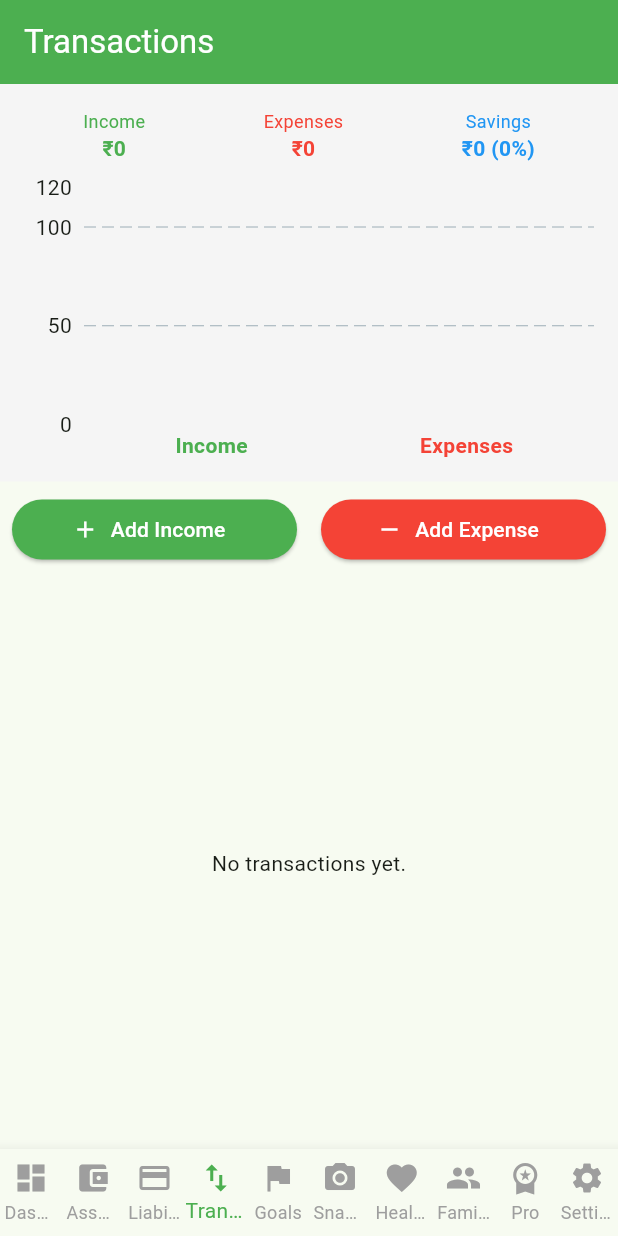
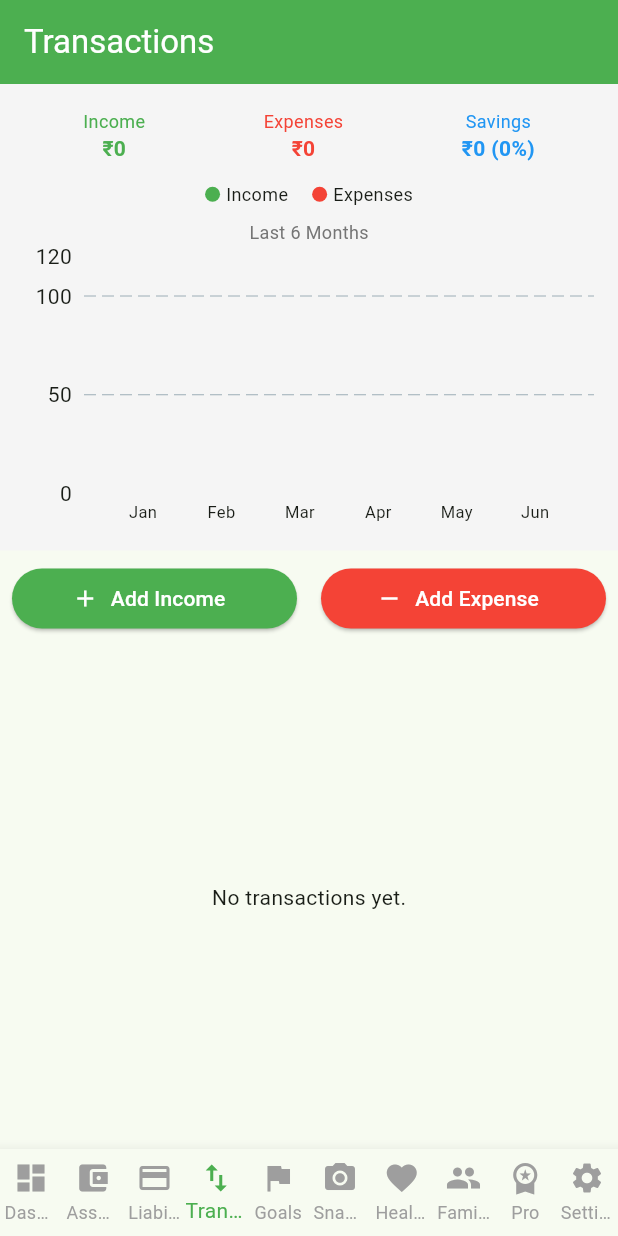
Before and after one commit to logeethraj/finmap, a Flutter app: the screen it shows once a user with an empty profile is signed in, item 4 of the bottom bar chosen, on a phone screen of 412 x 824 dp. Run offline on Flutter 3.47's test engine with Material 3 defaults, Android fonts, the phone set to English and light mode, and no system bars; drawn by our look-alikes of fl_chart; our stand-ins replace csv, file_picker, shared_preferences, supabase_flutter; accounts and stored records are empty.

Commit message:
Upgrade BUG-003 to monthly cashflow chart - last 6 months breakdown

```diff
--- a/lib/screens/transactions_screen.dart
+++ b/lib/screens/transactions_screen.dart
@@ -94,6 +94,35 @@ class _TransactionsScreenState extends State<TransactionsScreen> {
     );
   }
 
+  List<Map<String, dynamic>> _getMonthlyData() {
+    final now = DateTime.now();
+    final months = <Map<String, dynamic>>[];
+    for (int i = 5; i >= 0; i--) {
+      final monthDate = DateTime(now.year, now.month - i, 1);
+      final monthKey = '${monthDate.year}-${monthDate.month.toString().padLeft(2, '0')}';
+      double income = 0, expense = 0;
+      for (final t in _transactions) {
+        final dateStr = t['date'].toString();
+        if (dateStr.startsWith(monthKey)) {
+          final amount = (t['amount'] as num).toDouble();
+          if (t['type'] == 'income') income += amount;
+          if (t['type'] == 'expense') expense += amount;
+        }
+      }
+      months.add({
+        'label': _monthName(monthDate.month),
+        'income': income,
+        'expense': expense,
+      });
+    }
+    return months;
+  }
+
+  String _monthName(int month) {
+    const names = ['', 'Jan', 'Feb', 'Mar', 'Apr', 'May', 'Jun', 'Jul', 'Aug', 'Sep', 'Oct', 'Nov', 'Dec'];
+    return names[month];
+  }
+
   @override
   Widget build(BuildContext context) {
     final income = _transactions
@@ -105,7 +134,10 @@ class _TransactionsScreenState extends State<TransactionsScreen> {
     final savings = income - expenses;
     final savingsRate = income > 0 ? (savings / income * 100) : 0.0;
 
-    final maxY = [income, expenses, 100.0].reduce((a, b) => a > b ? a : b) * 1.2;
+    final monthlyData = _getMonthlyData();
+    final maxY = monthlyData
+        .expand((m) => [m['income'] as double, m['expense'] as double])
+        .fold(100.0, (a, b) => a > b ? a : b) * 1.2;
 
     return Scaffold(
       appBar: AppBar(
@@ -128,34 +160,50 @@ class _TransactionsScreenState extends State<TransactionsScreen> {
                     _statCard('Savings', '₹${savings.toStringAsFixed(0)} (${savingsRate.toStringAsFixed(0)}%)', Colors.blue),
                   ],
                 ),
-                const SizedBox(height: 16),
+                const SizedBox(height: 12),
+                const Row(
+                  mainAxisAlignment: MainAxisAlignment.center,
+                  children: [
+                    _LegendDot(color: Colors.green, label: 'Income'),
+                    SizedBox(width: 16),
+                    _LegendDot(color: Colors.red, label: 'Expenses'),
+                  ],
+                ),
+                const SizedBox(height: 8),
+                Text('Last 6 Months', style: TextStyle(color: Colors.grey.shade600, fontSize: 12)),
+                const SizedBox(height: 8),
                 SizedBox(
                   height: 180,
                   child: BarChart(
                     BarChartData(
-                      alignment: BarChartAlignment.spaceAround,
                       maxY: maxY,
-                      barGroups: [
-                        BarChartGroupData(x: 0, barRods: [
-                          BarChartRodData(toY: income, color: Colors.green, width: 50, borderRadius: BorderRadius.circular(4)),
-                        ]),
-                        BarChartGroupData(x: 1, barRods: [
-                          BarChartRodData(toY: expenses, color: Colors.red, width: 50, borderRadius: BorderRadius.circular(4)),
-                        ]),
-                      ],
+                      groupsSpace: 12,
+                      barGroups: monthlyData.asMap().entries.map((entry) {
+                        final index = entry.key;
+                        final data = entry.value;
+                        return BarChartGroupData(
+                          x: index,
+                          barRods: [
+                            BarChartRodData(
+                                toY: data['income'], color: Colors.green, width: 12, borderRadius: BorderRadius.circular(2)),
+                            BarChartRodData(
+                                toY: data['expense'], color: Colors.red, width: 12, borderRadius: BorderRadius.circular(2)),
+                          ],
+                        );
+                      }).toList(),
                       titlesData: FlTitlesData(
                         bottomTitles: AxisTitles(
                           sideTitles: SideTitles(
                             showTitles: true,
                             getTitlesWidget: (value, meta) {
-                              switch (value.toInt()) {
-                                case 0:
-                                  return const Padding(padding: EdgeInsets.only(top: 4), child: Text('Income', style: TextStyle(color: Colors.green, fontWeight: FontWeight.bold)));
-                                case 1:
-                                  return const Padding(padding: EdgeInsets.only(top: 4), child: Text('Expenses', style: TextStyle(color: Colors.red, fontWeight: FontWeight.bold)));
-                                default:
-                                  return const Text('');
+                              final index = value.toInt();
+                              if (index >= 0 && index < monthlyData.length) {
+                                return Padding(
+                                  padding: const EdgeInsets.only(top: 4),
+                                  child: Text(monthlyData[index]['label'], style: const TextStyle(fontSize: 11)),
+                                );
                               }
+                              return const Text('');
                             },
                           ),
                         ),
@@ -248,3 +296,21 @@ class _TransactionsScreenState extends State<TransactionsScreen> {
     );
   }
 }
+
+class _LegendDot extends StatelessWidget {
+  final Color color;
+  final String label;
+  const _LegendDot({required this.color, required this.label});
+
+  @override
+  Widget build(BuildContext context) {
+    return Row(
+      mainAxisSize: MainAxisSize.min,
+      children: [
+        Container(width: 10, height: 10, decoration: BoxDecoration(color: color, shape: BoxShape.circle)),
+        const SizedBox(width: 4),
+        Text(label, style: const TextStyle(fontSize: 12)),
+      ],
+    );
+  }
+}
```
